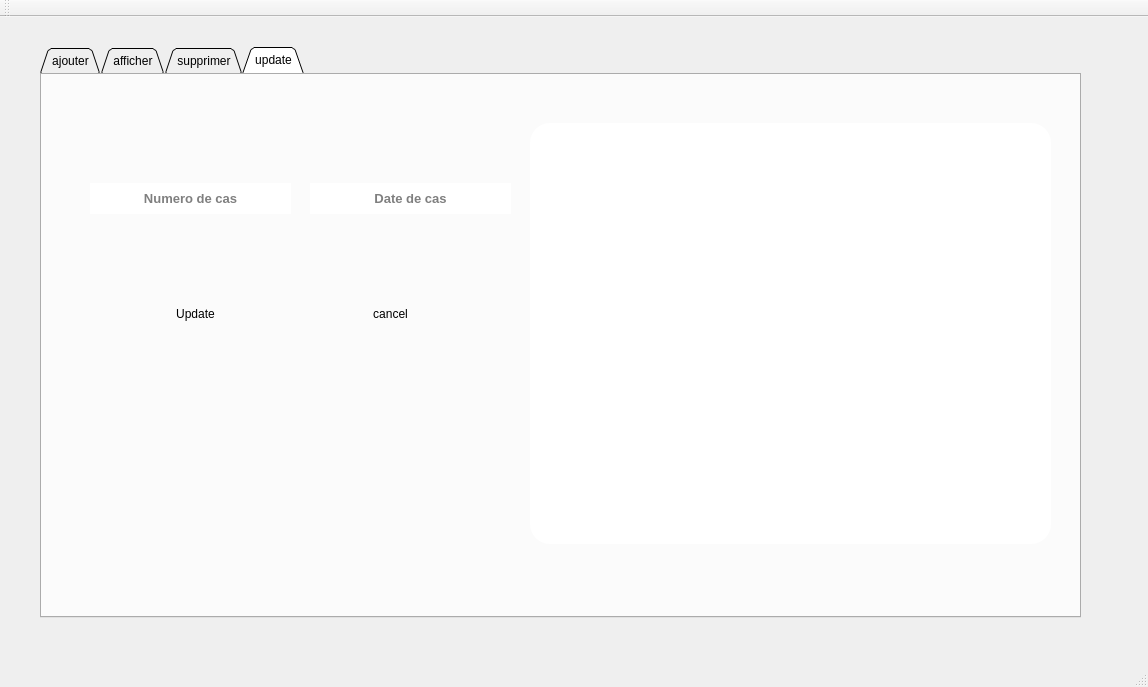
The window that mainwindow.ui (sakerhajji/smart_court_2a32) describes before a commit, drawn with Qt 5.
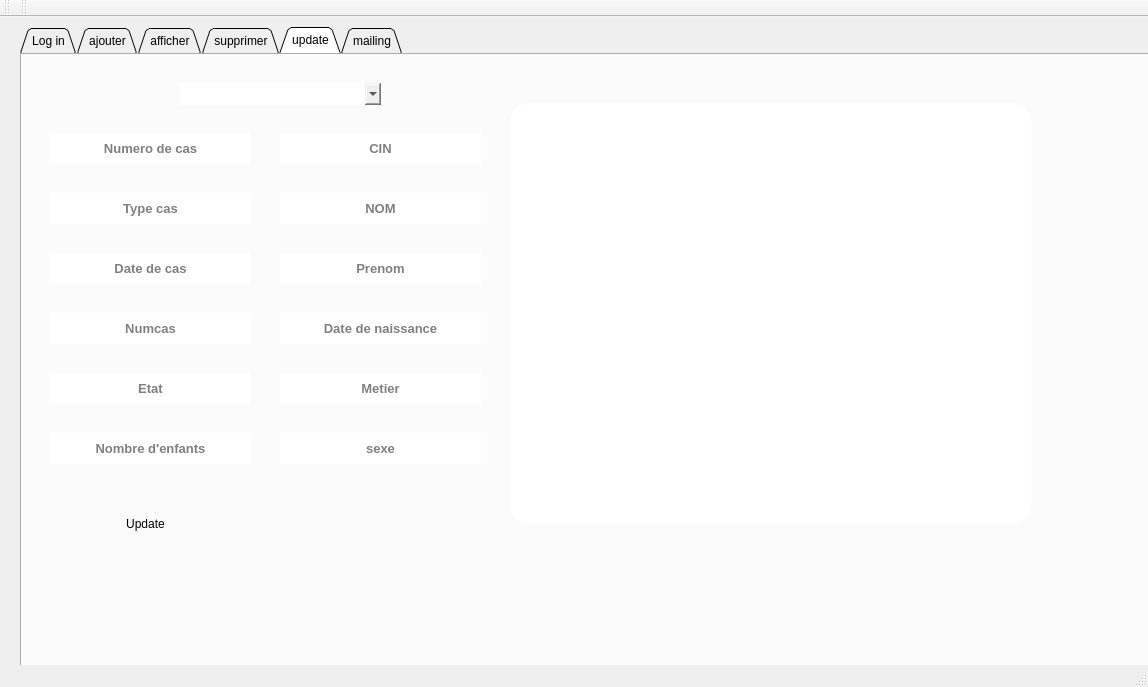
The same window after the commit. The open tabs and pages were chosen to show the change. Icons and pictures are not drawn.

Patch:
```diff
--- a/mainwindow.ui
+++ b/mainwindow.ui
@@ -17,10 +17,10 @@
    <widget class="QTabWidget" name="update">
     <property name="geometry">
      <rect>
-      <x>40</x>
-      <y>30</y>
-      <width>1041</width>
-      <height>571</height>
+      <x>20</x>
+      <y>10</y>
+      <width>1191</width>
+      <height>651</height>
      </rect>
     </property>
     <property name="styleSheet">
@@ -35,6 +35,119 @@
     <property name="currentIndex">
      <number>0</number>
     </property>
+    <widget class="QWidget" name="tab_2">
+     <attribute name="title">
+      <string>Log in</string>
+     </attribute>
+     <widget class="QLabel" name="label_2">
+      <property name="geometry">
+       <rect>
+        <x>-104</x>
+        <y>-50</y>
+        <width>1231</width>
+        <height>711</height>
+       </rect>
+      </property>
+      <property name="styleSheet">
+       <string notr="true">image: url(:/new/prefix1/img/log-in.png);</string>
+      </property>
+      <property name="text">
+       <string/>
+      </property>
+     </widget>
+     <widget class="QLineEdit" name="id">
+      <property name="geometry">
+       <rect>
+        <x>620</x>
+        <y>200</y>
+        <width>281</width>
+        <height>31</height>
+       </rect>
+      </property>
+      <property name="font">
+       <font>
+        <family>Poppins Medium</family>
+        <pointsize>15</pointsize>
+       </font>
+      </property>
+      <property name="styleSheet">
+       <string notr="true">background-color: rgb(130, 190, 244);
+color: rgb(255, 255, 255);
+border : none ;</string>
+      </property>
+      <property name="placeholderText">
+       <string>Nom d'utilisateur</string>
+      </property>
+     </widget>
+     <widget class="QLineEdit" name="password">
+      <property name="geometry">
+       <rect>
+        <x>620</x>
+        <y>310</y>
+        <width>271</width>
+        <height>31</height>
+       </rect>
+      </property>
+      <property name="font">
+       <font>
+        <family>Poppins Medium</family>
+        <pointsize>15</pointsize>
+       </font>
+      </property>
+      <property name="styleSheet">
+       <string notr="true">background-color: rgb(130, 190, 244);
+color: rgb(255, 255, 255);
+border : none ;</string>
+      </property>
+      <property name="echoMode">
+       <enum>QLineEdit::Password</enum>
+      </property>
+      <property name="placeholderText">
+       <string>Mot de passe</string>
+      </property>
+     </widget>
+     <widget class="QPushButton" name="login">
+      <property name="geometry">
+       <rect>
+        <x>630</x>
+        <y>380</y>
+        <width>231</width>
+        <height>61</height>
+       </rect>
+      </property>
+      <property name="font">
+       <font>
+        <family>Poppins Medium</family>
+        <pointsize>15</pointsize>
+       </font>
+      </property>
+      <property name="styleSheet">
+       <string notr="true">background-color: rgb(0, 85, 255);
+color: rgb(255, 255, 255);
+QPushButton#pushButton{
+background-color: rgb(255, 255, 255);
+	color: rgb(130, 190, 244);
+border-top-left-radius : 20px ; 
+border-bottom-left-radius : 20px ; 
+border-top-right-radius : 20px ; 
+border-bottom-right-radius : 20px ; 
+}
+QPushButton#pushButton:hover{
+background-color: rgb(58, 120, 242);
+color: rgb(255,255, 255);
+}
+QPushButton#pushButton:pressed
+{
+padding-left:10px ;
+padding-top:10px ;
+}
+</string>
+      </property>
+      <property name="text">
+       <string>Login</string>
+      </property>
+     </widget>
+    </widget>
     <widget class="QWidget" name="tab">
      <attribute name="title">
       <string>ajouter</string>
@@ -632,99 +745,6 @@
      <attribute name="title">
       <string>update</string>
      </attribute>
-     <widget class="QPushButton" name="pushButton_12">
-      <property name="geometry">
-       <rect>
-        <x>290</x>
-        <y>220</y>
-        <width>121</width>
-        <height>41</height>
-       </rect>
-      </property>
-      <property name="styleSheet">
-       <string notr="true">QPushButton#pushButton{
-background-color: rgb(255, 255, 255);
-	color: rgb(130, 190, 244);
-border-top-left-radius : 20px ; 
-border-bottom-left-radius : 20px ; 
-border-top-right-radius : 20px ; 
-border-bottom-right-radius : 20px ; 
-}
-QPushButton#pushButton:hover{
-background-color: rgb(58, 120, 242);
-color: rgb(255,255, 255);
-}
-QPushButton#pushButton:pressed
-{
-padding-left:10px ;
-padding-top:10px ;
-}
-</string>
-      </property>
-      <property name="text">
-       <string>cancel</string>
-      </property>
-     </widget>
-     <widget class="QLineEdit" name="datecas">
-      <property name="geometry">
-       <rect>
-        <x>270</x>
-        <y>110</y>
-        <width>201</width>
-        <height>31</height>
-       </rect>
-      </property>
-      <property name="font">
-       <font>
-        <pointsize>10</pointsize>
-        <weight>75</weight>
-        <bold>true</bold>
-       </font>
-      </property>
-      <property name="styleSheet">
-       <string notr="true"/>
-      </property>
-      <property name="alignment">
-       <set>Qt::AlignCenter</set>
-      </property>
-      <property name="placeholderText">
-       <string>Date de cas</string>
-      </property>
-     </widget>
-     <widget class="QPushButton" name="pushButton_13">
-      <property name="geometry">
-       <rect>
-        <x>100</x>
-        <y>220</y>
-        <width>111</width>
-        <height>41</height>
-       </rect>
-      </property>
-      <property name="styleSheet">
-       <string notr="true">
-QPushButton#pushButton{
-background-color: rgb(255, 255, 255);
-	color: rgb(130, 190, 244);
-border-top-left-radius : 20px ; 
-border-bottom-left-radius : 20px ; 
-border-top-right-radius : 20px ; 
-border-bottom-right-radius : 20px ; 
-}
-QPushButton#pushButton:hover{
-background-color: rgb(58, 120, 242);
-color: rgb(255,255, 255);
-}
-QPushButton#pushButton:pressed
-{
-padding-left:10px ;
-padding-top:10px ;
-}
-</string>
-      </property>
-      <property name="text">
-       <string>Update</string>
-      </property>
-     </widget>
      <widget class="QWidget" name="widget_6" native="true">
       <property name="geometry">
        <rect>
@@ -751,8 +771,193 @@
      <widget class="QLineEdit" name="numCasup">
       <property name="geometry">
        <rect>
-        <x>50</x>
-        <y>110</y>
+        <x>260</x>
+        <y>80</y>
+        <width>201</width>
+        <height>31</height>
+       </rect>
+      </property>
+      <property name="font">
+       <font>
+        <pointsize>10</pointsize>
+        <weight>75</weight>
+        <bold>true</bold>
+       </font>
+      </property>
+      <property name="styleSheet">
+       <string notr="true"/>
+      </property>
+      <property name="text">
+       <string/>
+      </property>
+      <property name="alignment">
+       <set>Qt::AlignCenter</set>
+      </property>
+      <property name="placeholderText">
+       <string>CIN</string>
+      </property>
+     </widget>
+     <widget class="QLineEdit" name="NbEnf_2">
+      <property name="geometry">
+       <rect>
+        <x>30</x>
+        <y>380</y>
+        <width>201</width>
+        <height>31</height>
+       </rect>
+      </property>
+      <property name="font">
+       <font>
+        <pointsize>10</pointsize>
+        <weight>75</weight>
+        <bold>true</bold>
+       </font>
+      </property>
+      <property name="styleSheet">
+       <string notr="true"/>
+      </property>
+      <property name="alignment">
+       <set>Qt::AlignCenter</set>
+      </property>
+      <property name="placeholderText">
+       <string>Nombre d'enfants</string>
+      </property>
+     </widget>
+     <widget class="QLineEdit" name="TypeCas_2">
+      <property name="geometry">
+       <rect>
+        <x>30</x>
+        <y>140</y>
+        <width>201</width>
+        <height>31</height>
+       </rect>
+      </property>
+      <property name="font">
+       <font>
+        <pointsize>10</pointsize>
+        <weight>75</weight>
+        <bold>true</bold>
+       </font>
+      </property>
+      <property name="styleSheet">
+       <string notr="true"/>
+      </property>
+      <property name="alignment">
+       <set>Qt::AlignCenter</set>
+      </property>
+      <property name="placeholderText">
+       <string>Type cas</string>
+      </property>
+     </widget>
+     <widget class="QLineEdit" name="Prenom_2">
+      <property name="geometry">
+       <rect>
+        <x>260</x>
+        <y>200</y>
+        <width>201</width>
+        <height>31</height>
+       </rect>
+      </property>
+      <property name="font">
+       <font>
+        <pointsize>10</pointsize>
+        <weight>75</weight>
+        <bold>true</bold>
+       </font>
+      </property>
+      <property name="styleSheet">
+       <string notr="true"/>
+      </property>
+      <property name="alignment">
+       <set>Qt::AlignCenter</set>
+      </property>
+      <property name="placeholderText">
+       <string>Prenom</string>
+      </property>
+     </widget>
+     <widget class="QLineEdit" name="Nom_2">
+      <property name="geometry">
+       <rect>
+        <x>260</x>
+        <y>140</y>
+        <width>201</width>
+        <height>31</height>
+       </rect>
+      </property>
+      <property name="font">
+       <font>
+        <pointsize>10</pointsize>
+        <weight>75</weight>
+        <bold>true</bold>
+       </font>
+      </property>
+      <property name="styleSheet">
+       <string notr="true"/>
+      </property>
+      <property name="alignment">
+       <set>Qt::AlignCenter</set>
+      </property>
+      <property name="placeholderText">
+       <string>NOM</string>
+      </property>
+     </widget>
+     <widget class="QLineEdit" name="Numsall_2">
+      <property name="geometry">
+       <rect>
+        <x>30</x>
+        <y>260</y>
+        <width>201</width>
+        <height>31</height>
+       </rect>
+      </property>
+      <property name="font">
+       <font>
+        <pointsize>10</pointsize>
+        <weight>75</weight>
+        <bold>true</bold>
+       </font>
+      </property>
+      <property name="styleSheet">
+       <string notr="true"/>
+      </property>
+      <property name="alignment">
+       <set>Qt::AlignCenter</set>
+      </property>
+      <property name="placeholderText">
+       <string>Numcas</string>
+      </property>
+     </widget>
+     <widget class="QLineEdit" name="DateNass_2">
+      <property name="geometry">
+       <rect>
+        <x>260</x>
+        <y>260</y>
+        <width>201</width>
+        <height>31</height>
+       </rect>
+      </property>
+      <property name="font">
+       <font>
+        <pointsize>10</pointsize>
+        <weight>75</weight>
+        <bold>true</bold>
+       </font>
+      </property>
+      <property name="styleSheet">
+       <string notr="true"/>
+      </property>
+      <property name="alignment">
+       <set>Qt::AlignCenter</set>
+      </property>
+      <property name="placeholderText">
+       <string>Date de naissance</string>
+      </property>
+     </widget>
+     <widget class="QLineEdit" name="NumCas_2">
+      <property name="geometry">
+       <rect>
+        <x>30</x>
+        <y>80</y>
         <width>201</width>
         <height>31</height>
        </rect>
@@ -772,6 +977,261 @@
       </property>
       <property name="placeholderText">
        <string>Numero de cas</string>
+      </property>
+     </widget>
+     <widget class="QLineEdit" name="Sexe_2">
+      <property name="geometry">
+       <rect>
+        <x>260</x>
+        <y>380</y>
+        <width>201</width>
+        <height>31</height>
+       </rect>
+      </property>
+      <property name="font">
+       <font>
+        <pointsize>10</pointsize>
+        <weight>75</weight>
+        <bold>true</bold>
+       </font>
+      </property>
+      <property name="styleSheet">
+       <string notr="true"/>
+      </property>
+      <property name="alignment">
+       <set>Qt::AlignCenter</set>
+      </property>
+      <property name="placeholderText">
+       <string>sexe</string>
+      </property>
+     </widget>
+     <widget class="QPushButton" name="Update">
+      <property name="geometry">
+       <rect>
+        <x>70</x>
+        <y>450</y>
+        <width>111</width>
+        <height>41</height>
+       </rect>
+      </property>
+      <property name="styleSheet">
+       <string notr="true">
+QPushButton#pushButton{
+background-color: rgb(255, 255, 255);
+	color: rgb(130, 190, 244);
+border-top-left-radius : 20px ; 
+border-bottom-left-radius : 20px ; 
+border-top-right-radius : 20px ; 
+border-bottom-right-radius : 20px ; 
+}
+QPushButton#pushButton:hover{
+background-color: rgb(58, 120, 242);
+color: rgb(255,255, 255);
+}
+QPushButton#pushButton:pressed
+{
+padding-left:10px ;
+padding-top:10px ;
+}
+</string>
+      </property>
+      <property name="text">
+       <string>Update</string>
+      </property>
+     </widget>
+     <widget class="QLineEdit" name="DateCas_2">
+      <property name="geometry">
+       <rect>
+        <x>30</x>
+        <y>200</y>
+        <width>201</width>
+        <height>31</height>
+       </rect>
+      </property>
+      <property name="font">
+       <font>
+        <pointsize>10</pointsize>
+        <weight>75</weight>
+        <bold>true</bold>
+       </font>
+      </property>
+      <property name="styleSheet">
+       <string notr="true"/>
+      </property>
+      <property name="alignment">
+       <set>Qt::AlignCenter</set>
+      </property>
+      <property name="placeholderText">
+       <string>Date de cas</string>
+      </property>
+     </widget>
+     <widget class="QLineEdit" name="Etat_2">
+      <property name="geometry">
+       <rect>
+        <x>30</x>
+        <y>320</y>
+        <width>201</width>
+        <height>31</height>
+       </rect>
+      </property>
+      <property name="font">
+       <font>
+        <pointsize>10</pointsize>
+        <weight>75</weight>
+        <bold>true</bold>
+       </font>
+      </property>
+      <property name="styleSheet">
+       <string notr="true"/>
+      </property>
+      <property name="alignment">
+       <set>Qt::AlignCenter</set>
+      </property>
+      <property name="placeholderText">
+       <string>Etat</string>
+      </property>
+     </widget>
+     <widget class="QLineEdit" name="Metier_2">
+      <property name="geometry">
+       <rect>
+        <x>260</x>
+        <y>320</y>
+        <width>201</width>
+        <height>31</height>
+       </rect>
+      </property>
+      <property name="font">
+       <font>
+        <pointsize>10</pointsize>
+        <weight>75</weight>
+        <bold>true</bold>
+       </font>
+      </property>
+      <property name="styleSheet">
+       <string notr="true"/>
+      </property>
+      <property name="alignment">
+       <set>Qt::AlignCenter</set>
+      </property>
+      <property name="placeholderText">
+       <string>Metier</string>
+      </property>
+     </widget>
+     <widget class="QComboBox" name="comboBox_2">
+      <property name="geometry">
+       <rect>
+        <x>160</x>
+        <y>30</y>
+        <width>201</width>
+        <height>22</height>
+       </rect>
+      </property>
+     </widget>
+    </widget>
+    <widget class="QWidget" name="tab_6">
+     <attribute name="title">
+      <string>mailing</string>
+     </attribute>
+     <widget class="QLineEdit" name="mail_pass">
+      <property name="geometry">
+       <rect>
+        <x>722</x>
+        <y>76</y>
+        <width>141</width>
+        <height>20</height>
+       </rect>
+      </property>
+      <property name="echoMode">
+       <enum>QLineEdit::Password</enum>
+      </property>
+      <property name="placeholderText">
+       <string>your mail password</string>
+      </property>
+     </widget>
+     <widget class="QTextEdit" name="msg">
+      <property name="geometry">
+       <rect>
+        <x>210</x>
+        <y>182</y>
+        <width>651</width>
+        <height>291</height>
+       </rect>
+      </property>
+      <property name="placeholderText">
+       <string>type your message here ...</string>
+      </property>
+     </widget>
+     <widget class="QPushButton" name="sendBtn">
+      <property name="geometry">
+       <rect>
+        <x>210</x>
+        <y>476</y>
+        <width>651</width>
+        <height>23</height>
+       </rect>
+      </property>
+      <property name="text">
+       <string>Send</string>
+      </property>
+     </widget>
+     <widget class="QLineEdit" name="rcpt">
+      <property name="geometry">
+       <rect>
+        <x>210</x>
+        <y>76</y>
+        <width>491</width>
+        <height>21</height>
+       </rect>
+      </property>
+      <property name="font">
+       <font>
+        <stylestrategy>PreferDefault</stylestrategy>
+       </font>
+      </property>
+      <property name="inputMask">
+       <string/>
+      </property>
+      <property name="placeholderText">
+       <string>recipient</string>
+      </property>
+     </widget>
+     <widget class="QLineEdit" name="file">
+      <property name="geometry">
+       <rect>
+        <x>210</x>
+        <y>146</y>
+        <width>571</width>
+        <height>23</height>
+       </rect>
+      </property>
+      <property name="placeholderText">
+       <string>attachement here</string>
+      </property>
+     </widget>
+     <widget class="QPushButton" name="browseBtn">
+      <property name="geometry">
+       <rect>
+        <x>787</x>
+        <y>145</y>
+        <width>75</width>
+        <height>24</height>
+       </rect>
+      </property>
+      <property name="text">
+       <string>Browse ...</string>
+      </property>
+     </widget>
+     <widget class="QLineEdit" name="subject">
+      <property name="geometry">
+       <rect>
+        <x>210</x>
+        <y>110</y>
+        <width>651</width>
+        <height>16</height>
+       </rect>
+      </property>
+      <property name="placeholderText">
+       <string>subject</string>
       </property>
      </widget>
     </widget>
@@ -796,6 +1256,17 @@
    </attribute>
   </widget>
   <widget class="QStatusBar" name="statusBar"/>
+  <widget class="QToolBar" name="toolBar">
+   <property name="windowTitle">
+    <string>toolBar</string>
+   </property>
+   <attribute name="toolBarArea">
+    <enum>TopToolBarArea</enum>
+   </attribute>
+   <attribute name="toolBarBreak">
+    <bool>false</bool>
+   </attribute>
+  </widget>
  </widget>
  <layoutdefault spacing="6" margin="11"/>
  <resources/>
```
Left out of the diff: 354 changed lines with no effect on the pictures.
